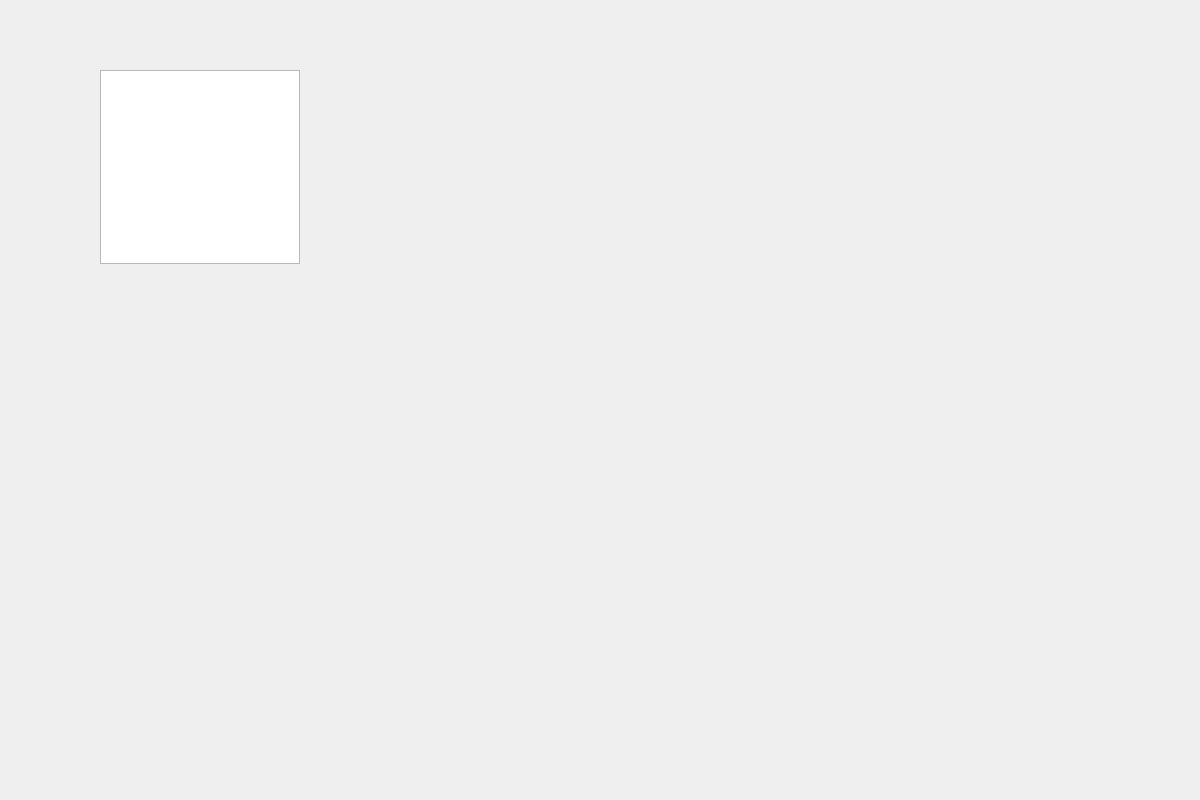
First picture: the form in ui/mainwindow.ui, repository adaiasreis/Projeto-MatCon, before the edit.
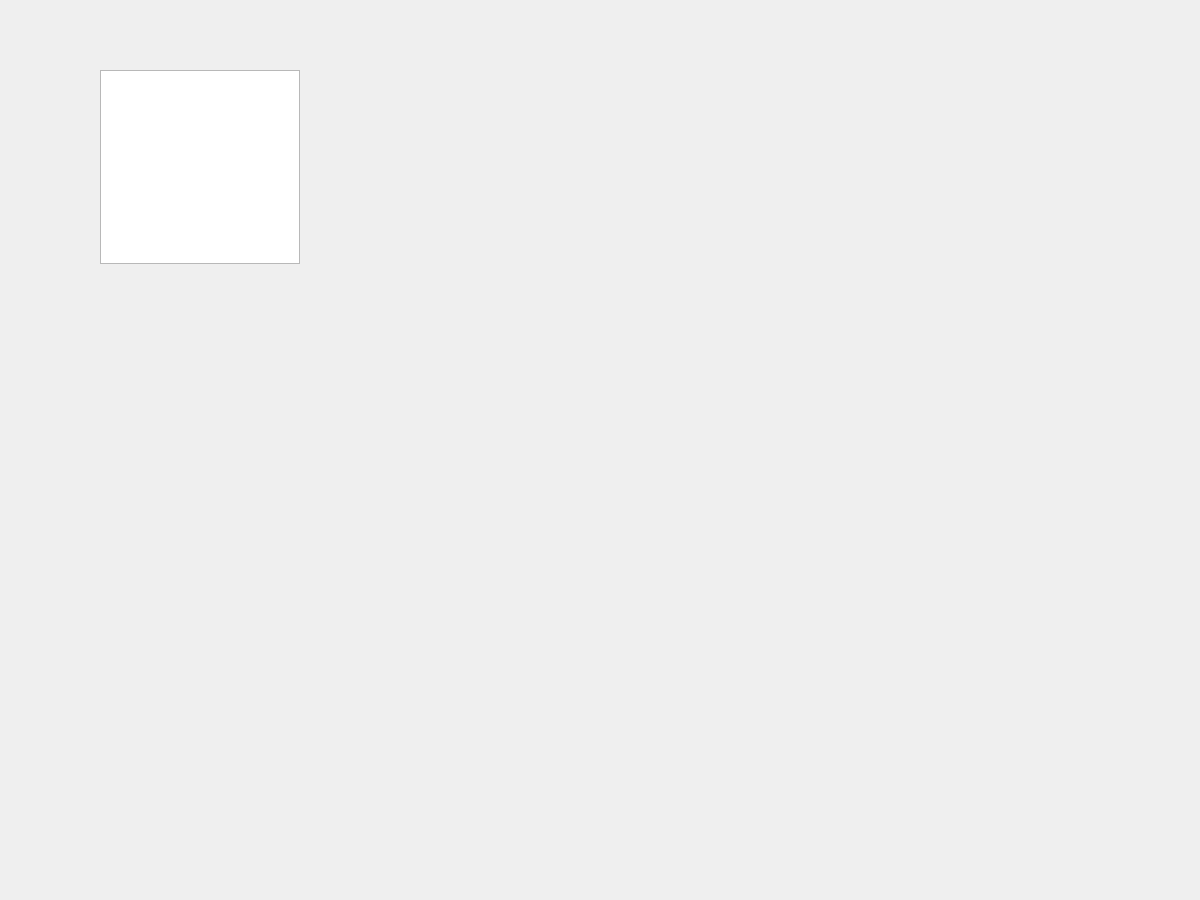
Second picture: the form after the edit.

The edit to the form file:
```diff
--- a/ui/mainwindow.ui
+++ b/ui/mainwindow.ui
@@ -7,13 +7,13 @@
     <x>0</x>
     <y>0</y>
     <width>1200</width>
-    <height>800</height>
+    <height>900</height>
    </rect>
   </property>
   <property name="minimumSize">
    <size>
     <width>1200</width>
-    <height>800</height>
+    <height>900</height>
    </size>
   </property>
   <property name="windowTitle">
```
